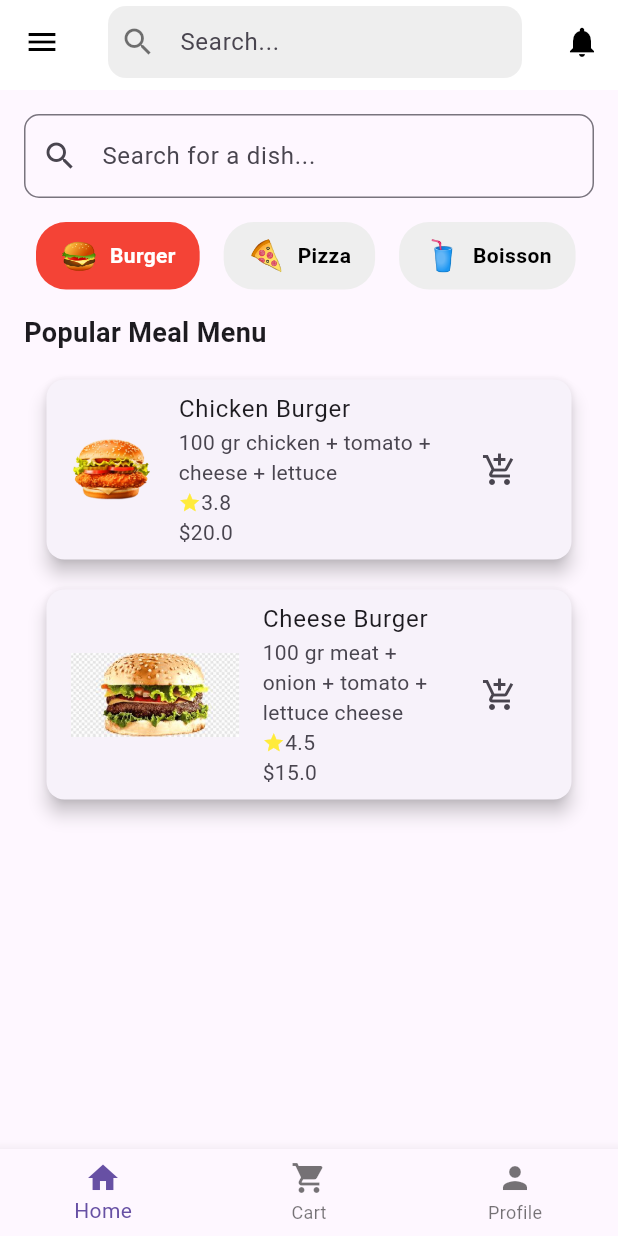
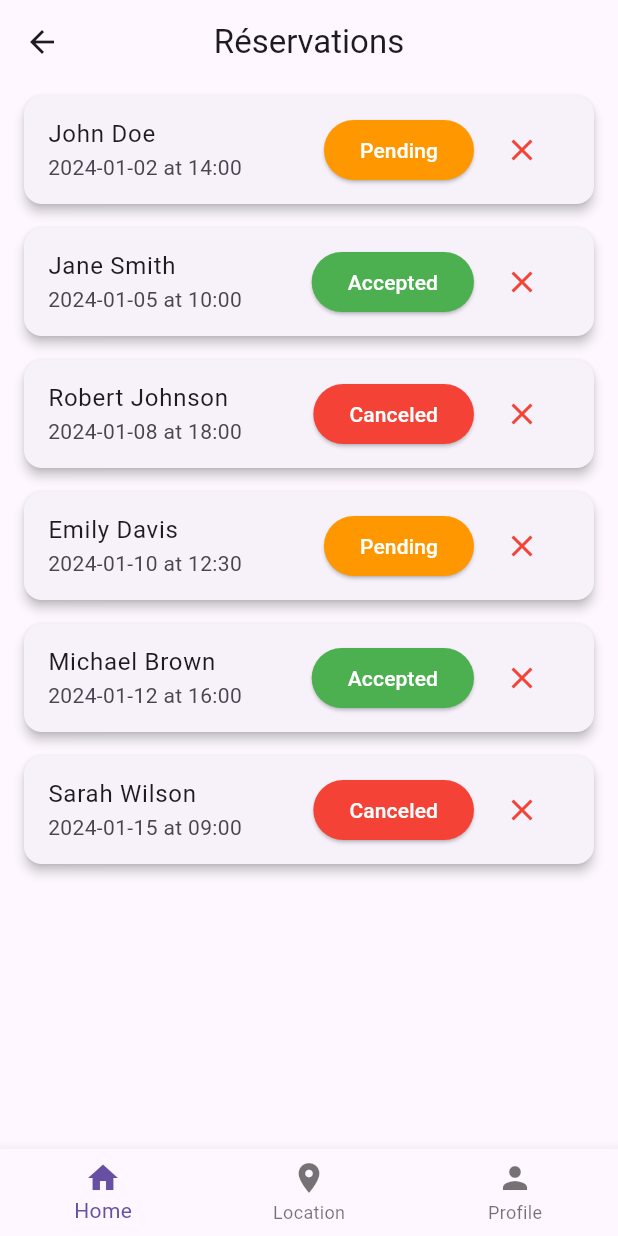
Before and after one commit to AssmaeAlida/ProjetLivraisonRepas, a Flutter app: the HomeScreenD screen opened directly, on a phone screen of 412 x 824 dp. Run offline on Flutter 3.47's test engine with Material 3 defaults, Android fonts, the phone set to English and light mode, and no system bars; our stand-ins replace geolocator, google_maps_flutter, image_picker, shared_preferences; accounts and stored records are empty.

Commit message:
Delivery

```diff
--- a/LivraisonRepasFlutter/livraisonrepasflutter/lib/main.dart
+++ b/LivraisonRepasFlutter/livraisonrepasflutter/lib/main.dart
@@ -3,6 +3,8 @@ import 'dart:async';
 import 'package:livraisonrepasflutter/screens/LoginScreen.dart';
 import 'package:livraisonrepasflutter/screens/home_screen.dart'; // Import du fichier HomeScreen.dart
 import 'package:livraisonrepasflutter/screens/SelectScreen.dart';
+import 'package:livraisonrepasflutter/screens/Delivery/HomeScreenD.dart';
+
 
 
 void main() {
@@ -19,6 +21,8 @@ class MyApp extends StatelessWidget {
         '/login': (context) => LoginScreen(),
         '/home': (context) => HomeScreen(), // Ajout de la route vers HomeScreen
         '/SelectScreen':(context) => SelectScreen(),
+        '/homeD': (context) => HomeScreenD(),
+
       },
     );
   }
--- a/LivraisonRepasFlutter/livraisonrepasflutter/lib/models/offer.dart
+++ /dev/null
@@ -1,15 +0,0 @@
-class Meal {
-  final String title;
-  final String description;
-  final String imageUrl;
-  final double rating;
-  final int orders;
-
-  Meal({
-    required this.title,
-    required this.description,
-    required this.imageUrl,
-    required this.rating,
-    required this.orders,
-  });
-}
--- a/LivraisonRepasFlutter/livraisonrepasflutter/lib/screens/Delivery/HomeScreen.dart
+++ /dev/null
@@ -1,227 +0,0 @@
-import 'package:flutter/material.dart';
-import 'package:livraisonrepasflutter/widgets/food_detail_page.dart';
-import 'package:livraisonrepasflutter/screens/CartScreen.dart';
-import 'package:livraisonrepasflutter/screens/ProfileScreen.dart';
-import 'package:livraisonrepasflutter/widgets/CustomAppBar.dart';
-import 'package:livraisonrepasflutter/widgets/product_card.dart'; // Import ProductCard
-
-class HomeScreenD extends StatefulWidget {
-  @override
-  _HomeScreenState createState() => _HomeScreenState();
-}
-
-class _HomeScreenState extends State<HomeScreenD> {
-  List<Map<String, dynamic>> menuItems = [
-    {
-      "name": "Chicken Burger",
-      "description": "100 gr chicken + tomato + cheese + lettuce",
-      "price": 20.00,
-      "rating": 3.8,
-      "image": 'assets/chicken_burger.png',
-      "category": "Burger",
-      "ingredients": ["Chicken", "Tomato", "Cheese", "Lettuce"]
-    },
-    {
-      "name": "Cheese Burger",
-      "description": "100 gr meat + onion + tomato + lettuce cheese",
-      "price": 15.00,
-      "rating": 4.5,
-      "image": 'assets/cheese_burger.png',
-      "category": "Burger",
-      "ingredients": ["Beef", "Cheese", "Tomato", "Lettuce", "Onion"]
-    },
-    {
-      "name": "Pizza Margherita",
-      "description": "100 gr meat + onion + tomato + lettuce cheese",
-      "price": 15.00,
-      "rating": 4.5,
-      "image": 'assets/pizzamargherita.jpeg',
-      "category": "Pizza",
-      "ingredients": ["Beef", "Cheese", "Tomato", "Lettuce", "Onion"]
-    },
-
-  ];
-
-  String selectedCategory = "Burger";
-  List<Map<String, dynamic>> cartItems = [];
-  String searchQuery = '';
-
-  void addToCart(Map<String, dynamic> food) {
-    setState(() {
-      cartItems.add(food);
-    });
-    ScaffoldMessenger.of(context).showSnackBar(
-      SnackBar(
-        content: Text("${food['name']} ajouté au panier !"),
-        duration: Duration(seconds: 2),
-      ),
-    );
-  }
-
-  List<Map<String, dynamic>> getFilteredMenuItems() {
-    if (searchQuery.isEmpty) {
-      return menuItems
-          .where((food) => food['category'] == selectedCategory)
-          .toList();
-    } else {
-      return menuItems
-          .where((food) =>
-              food['category'] == selectedCategory &&
-              food['name'].toLowerCase().contains(searchQuery.toLowerCase()))
-          .toList();
-    }
-  }
-
-  Widget buildSearchBar() {
-    return TextField(
-      onChanged: (query) {
-        setState(() {
-          searchQuery = query;
-        });
-      },
-      decoration: InputDecoration(
-        hintText: 'Search for a dish...',
-        prefixIcon: Icon(Icons.search),
-        border: OutlineInputBorder(
-          borderRadius: BorderRadius.circular(10),
-        ),
-      ),
-    );
-  }
-
-  Widget buildCategoryButtons() {
-    List<Map<String, String>> categories = [
-      {"name": "Burger", "icon": "🍔"},
-      {"name": "Pizza", "icon": "🍕"},
-      {"name": "Boisson", "icon": "🥤"},
-      {"name": "Dessert", "icon": "🍰"},
-    ];
-
-    return SingleChildScrollView(
-      scrollDirection: Axis.horizontal, // Défilement horizontal
-      child: Row(
-        children: categories.map((category) {
-          bool isSelected = selectedCategory == category["name"];
-          return GestureDetector(
-            onTap: () {
-              setState(() {
-                selectedCategory = category["name"]!;
-              });
-            },
-            child: Container(
-              margin: EdgeInsets.symmetric(horizontal: 8), // Espacement entre les boutons
-              padding: EdgeInsets.symmetric(horizontal: 16, vertical: 8),
-              decoration: BoxDecoration(
-                color: isSelected ? Colors.red : Colors.grey[200],
-                borderRadius: BorderRadius.circular(20),
-              ),
-              child: Row(
-                children: [
-                  Text(
-                    category["icon"]!,
-                    style: TextStyle(fontSize: 20),
-                  ),
-                  SizedBox(width: 8),
-                  Text(
-                    category["name"]!,
-                    style: TextStyle(
-                      color: isSelected ? Colors.white : Colors.black,
-                      fontWeight: FontWeight.bold,
-                    ),
-                  ),
-                ],
-              ),
-            ),
-          );
-        }).toList(),
-      ),
-    );
-  }
-
-  Widget buildFoodList(List<Map<String, dynamic>> items) {
-    return ListView.builder(
-      shrinkWrap: true,
-      physics: NeverScrollableScrollPhysics(),
-      itemCount: items.length,
-      itemBuilder: (context, index) {
-        final food = items[index];
-        return GestureDetector(
-          onTap: () {
-            Navigator.push(
-              context,
-              MaterialPageRoute(
-                builder: (context) => FoodDetailPage(food: food),
-              ),
-            );
-          },
-          child: ProductCard(
-            name: food['name'],
-            description: food['description'],
-            price: food['price'],
-            rating: food['rating'],
-            imageUrl: food['image'],
-            onAddToCart: () => addToCart(food),
-          ),
-        );
-      },
-    );
-  }
-
-  BottomNavigationBar buildBottomNavigationBar(BuildContext context) {
-    return BottomNavigationBar(
-      currentIndex: 0,
-      onTap: (index) {
-        if (index == 1) {
-          Navigator.push(
-            context,
-            MaterialPageRoute(
-              builder: (context) => CartScreen(cartItems: cartItems),
-            ),
-          );
-        } else if (index == 2) {
-          Navigator.push(
-            context,
-            MaterialPageRoute(
-              builder: (context) => ProfileScreen(),
-            ),
-          );
-        }
-      },
-      items: [
-        BottomNavigationBarItem(icon: Icon(Icons.home), label: 'Home'),
-        BottomNavigationBarItem(icon: Icon(Icons.shopping_cart), label: 'Cart'),
-        BottomNavigationBarItem(icon: Icon(Icons.person), label: 'Profile'),
-      ],
-    );
-  }
-
-  @override
-  Widget build(BuildContext context) {
-    List<Map<String, dynamic>> filteredMenuItems = getFilteredMenuItems();
-
-    return Scaffold(
-      appBar: CustomAppBar(),
-      body: SingleChildScrollView(
-        child: Padding(
-          padding: const EdgeInsets.all(16.0),
-          child: Column(
-            crossAxisAlignment: CrossAxisAlignment.start,
-            children: [
-              buildSearchBar(), // Ajout de la barre de recherche
-              SizedBox(height: 16),
-              buildCategoryButtons(),
-              SizedBox(height: 16),
-              Text(
-                "Popular Meal Menu",
-                style: TextStyle(fontSize: 18, fontWeight: FontWeight.bold),
-              ),
-              SizedBox(height: 8),
-              buildFoodList(filteredMenuItems),
-            ],
-          ),
-        ),
-      ),
-      bottomNavigationBar: buildBottomNavigationBar(context),
-    );
-  }
-}
--- /dev/null
+++ b/LivraisonRepasFlutter/livraisonrepasflutter/lib/screens/Delivery/HomeScreenD.dart
@@ -0,0 +1,146 @@
+import 'package:flutter/material.dart';
+import 'package:livraisonrepasflutter/screens/Delivery/OrderCompletedScreenD.dart';
+import 'package:livraisonrepasflutter/screens/Delivery/ProfileScreenD.dart';
+
+class HomeScreenD extends StatefulWidget {
+  @override
+  _HomeScreenDState createState() => _HomeScreenDState();
+}
+
+class _HomeScreenDState extends State<HomeScreenD> {
+  List<Map<String, dynamic>> reservations = [
+    {"name": "John Doe", "date": "2024-01-02", "time": "14:00", "status": "Pending"},
+    {"name": "Jane Smith", "date": "2024-01-05", "time": "10:00", "status": "Accepted"},
+    {"name": "Robert Johnson", "date": "2024-01-08", "time": "18:00", "status": "Canceled"},
+    {"name": "Emily Davis", "date": "2024-01-10", "time": "12:30", "status": "Pending"},
+    {"name": "Michael Brown", "date": "2024-01-12", "time": "16:00", "status": "Accepted"},
+    {"name": "Sarah Wilson", "date": "2024-01-15", "time": "09:00", "status": "Canceled"},
+  ];
+
+  int _selectedIndex = 0;
+
+  @override
+  void initState() {
+    super.initState();
+    sortReservations();
+  }
+
+  void sortReservations() {
+    reservations.sort((a, b) => a['date'].compareTo(b['date']));
+  }
+
+  void switchStatus(int index) {
+    setState(() {
+      String currentStatus = reservations[index]['status'];
+      if (currentStatus == 'Pending') {
+        reservations[index]['status'] = 'Accepted';
+      } else if (currentStatus == 'Accepted') {
+        reservations[index]['status'] = 'Canceled';
+      } else if (currentStatus == 'Canceled') {
+        reservations[index]['status'] = 'Pending';
+      }
+    });
+  }
+
+  void deleteReservation(int index) {
+    setState(() {
+      reservations.removeAt(index);
+    });
+  }
+
+  Widget buildReservationCard(Map<String, dynamic> reservation, int index) {
+    Color statusColor;
+    switch (reservation['status']) {
+      case 'Pending':
+        statusColor = Colors.orange;
+        break;
+      case 'Accepted':
+        statusColor = Colors.green;
+        break;
+      case 'Canceled':
+        statusColor = Colors.red;
+        break;
+      default:
+        statusColor = Colors.grey;
+    }
+
+    return Card(
+      elevation: 3,
+      margin: EdgeInsets.symmetric(vertical: 8, horizontal: 16),
+      child: ListTile(
+        title: Text(reservation['name']),
+        subtitle: Text("${reservation['date']} at ${reservation['time']}"),
+        trailing: Row(
+          mainAxisSize: MainAxisSize.min,
+          children: [
+            ElevatedButton(
+              style: ElevatedButton.styleFrom(
+                backgroundColor: statusColor,
+              ),
+              onPressed: () => switchStatus(index),
+              child: Text(
+                reservation['status'],
+                style: TextStyle(color: Colors.white),
+              ),
+            ),
+            SizedBox(width: 8),
+            IconButton(
+              icon: Icon(Icons.close, color: Colors.red),
+              onPressed: () => deleteReservation(index),
+            ),
+          ],
+        ),
+      ),
+    );
+  }
+
+  void onBottomNavTapped(int index) {
+    setState(() {
+      _selectedIndex = index;
+    });
+
+    if (index == 1) {
+      Navigator.push(
+        context,
+        MaterialPageRoute(builder: (context) => OrderCompletedScreenD()),
+      );
+    } else if (index == 2) {
+      Navigator.push(
+        context,
+        MaterialPageRoute(builder: (context) => ProfileScreenD()),
+      );
+    }
+  }
+
+  @override
+  Widget build(BuildContext context) {
+    return Scaffold(
+      appBar: AppBar(
+        title: Text("Réservations"),
+        centerTitle: true,
+      ),
+      body: ListView.builder(
+        itemCount: reservations.length,
+        itemBuilder: (context, index) {
+          return buildReservationCard(reservations[index], index);
+        },
+      ),
+      bottomNavigationBar: BottomNavigationBar(
+        currentIndex: _selectedIndex,
+        onTap: onBottomNavTapped,
+        items: [
+          BottomNavigationBarItem(icon: Icon(Icons.home), label: 'Home'),
+          BottomNavigationBarItem(icon: Icon(Icons.location_on), label: "Location"),
+          BottomNavigationBarItem(icon: Icon(Icons.person), label: 'Profile'),
+        ],
+      ),
+    );
+  }
+}
+
+void main() {
+  runApp(MaterialApp(
+    debugShowCheckedModeBanner: false,
+    home: HomeScreenD(),
+  ));
+}
--- a/LivraisonRepasFlutter/livraisonrepasflutter/lib/screens/Delivery/OrderCompletedScreenD.dart
+++ b/LivraisonRepasFlutter/livraisonrepasflutter/lib/screens/Delivery/OrderCompletedScreenD.dart
@@ -1,5 +1,5 @@
 import 'package:flutter/material.dart';
-import 'package:livraisonrepasflutter/screens/home_screen.dart';
+import 'package:livraisonrepasflutter/screens/Delivery/HomeScreenD.dart';
 
 class OrderCompletedScreenD extends StatelessWidget {
   @override
@@ -72,7 +72,7 @@ class OrderCompletedScreenD extends StatelessWidget {
                 children: [
                   ElevatedButton(
                     onPressed: () {
-                    Navigator.push(context,MaterialPageRoute(builder: (context) => HomeScreen())); // Retour à la page précédente
+                    Navigator.push(context,MaterialPageRoute(builder: (context) => HomeScreenD())); // Retour à la page précédente
 
                       // Logic to submit feedback
                     },
@@ -81,7 +81,7 @@ class OrderCompletedScreenD extends StatelessWidget {
                   TextButton(
                     onPressed: () {
                       // Logic to skip feedback
-                      Navigator.push(context,MaterialPageRoute(builder: (context) => HomeScreen())); // Retour à la page précédente
+                      Navigator.push(context,MaterialPageRoute(builder: (context) => HomeScreenD())); // Retour à la page précédente
                     },
                     child: Text("Skip"),
                   ),
```
Also changed, not shown: LivraisonRepasFlutter/livraisonrepasflutter/lib/models/menu_item.dart (deleted, +0 -8 lines), LivraisonRepasFlutter/livraisonrepasflutter/lib/screens/Delivery/CreateAccountScreen.dart (added, +206 -0 lines), LivraisonRepasFlutter/livraisonrepasflutter/lib/screens/SelectScreen.dart (+15 -7 lines).
